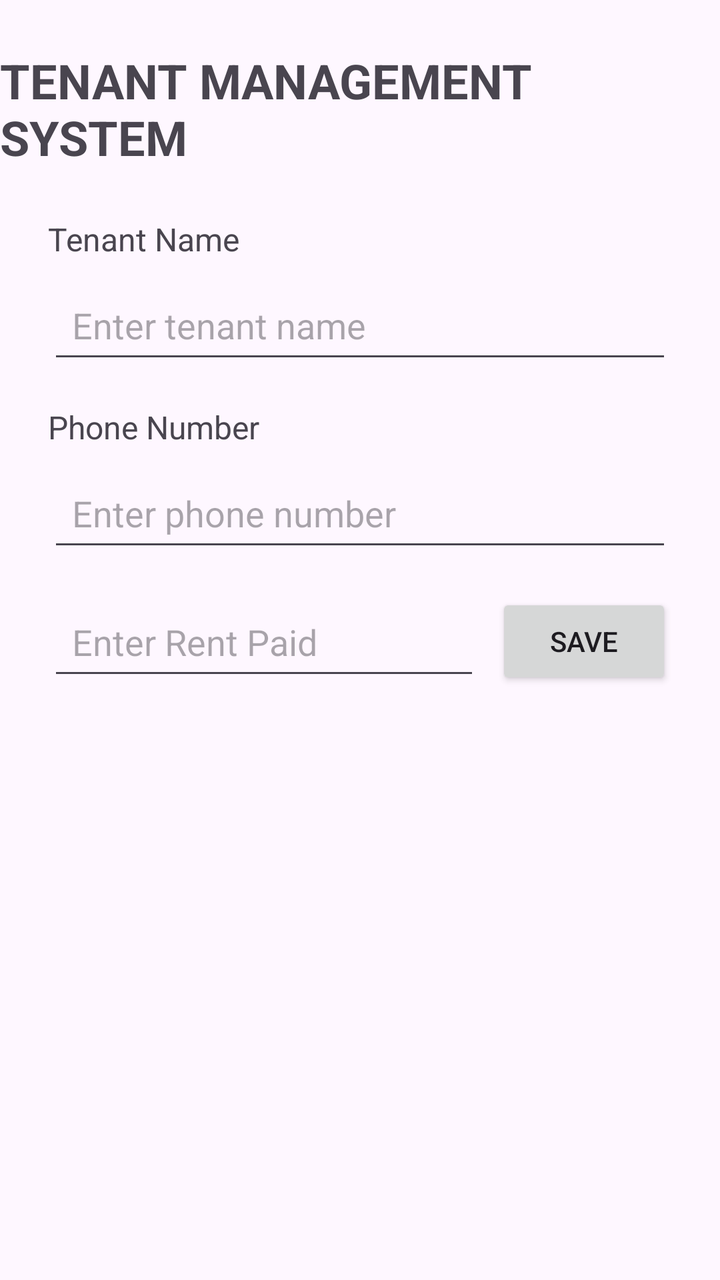
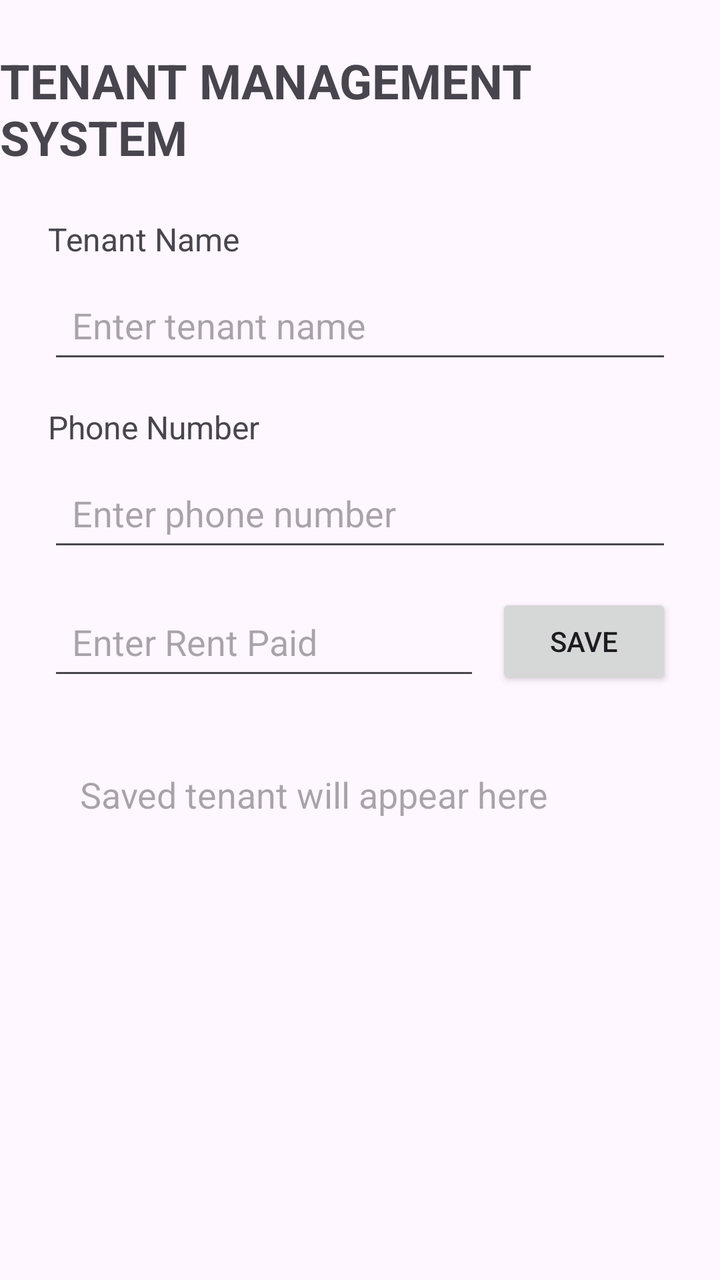

Before-and-after screenshots of an Android layout around one commit, followed by the original layout XML and the change that was made.
<!-- AndroidManifest.xml: application theme Theme.TenantManagementSystem -->
<!-- res/layout/activity_main.xml -->
<?xml version="1.0" encoding="utf-8"?>
<layout xmlns:android="http://schemas.android.com/apk/res/android"
    xmlns:app="http://schemas.android.com/apk/res-auto">

    <data>

        <variable
            name="tenant"
            type="com.example.tenantmanagementsystem.Tenant" />

    </data>

    <androidx.constraintlayout.widget.ConstraintLayout
        android:layout_width="match_parent"
        android:layout_height="match_parent">

        <TextView
            android:id="@+id/titleTextView"
            android:layout_width="wrap_content"
            android:layout_height="wrap_content"
            android:text="TENANT MANAGEMENT SYSTEM"
            android:textSize="24sp"
            android:textStyle="bold"
            android:layout_marginTop="24dp"
            app:layout_constraintTop_toTopOf="parent"
            app:layout_constraintStart_toStartOf="parent"
            app:layout_constraintEnd_toEndOf="parent" />

        <TextView
            android:id="@+id/tenantNameLabel"
            android:layout_width="wrap_content"
            android:layout_height="wrap_content"
            android:text="Tenant Name"
            android:textSize="16sp"
            android:layout_marginTop="24dp"
            android:layout_marginStart="24dp"
            app:layout_constraintTop_toBottomOf="@id/titleTextView"
            app:layout_constraintStart_toStartOf="parent" />

        <EditText
            android:id="@+id/tenantNameEditText"
            android:layout_width="0dp"
            android:layout_height="wrap_content"
            android:hint="Enter tenant name"
            android:minHeight="48dp"
            android:padding="12dp"
            android:layout_marginTop="8dp"
            android:layout_marginStart="24dp"
            android:layout_marginEnd="24dp"
            app:layout_constraintTop_toBottomOf="@id/tenantNameLabel"
            app:layout_constraintStart_toStartOf="parent"
            app:layout_constraintEnd_toEndOf="parent" />

        <TextView
            android:id="@+id/phoneLabel"
            android:layout_width="wrap_content"
            android:layout_height="wrap_content"
            android:text="Phone Number"
            android:textSize="16sp"
            android:layout_marginTop="16dp"
            android:layout_marginStart="24dp"
            app:layout_constraintTop_toBottomOf="@id/tenantNameEditText"
            app:layout_constraintStart_toStartOf="parent" />

        <EditText
            android:id="@+id/phoneEditText"
            android:layout_width="0dp"
            android:layout_height="wrap_content"
            android:hint="Enter phone number"
            android:inputType="phone"
            android:minHeight="48dp"
            android:padding="12dp"
            android:layout_marginTop="8dp"
            android:layout_marginStart="24dp"
            android:layout_marginEnd="24dp"
            app:layout_constraintTop_toBottomOf="@id/phoneLabel"
            app:layout_constraintStart_toStartOf="parent"
            app:layout_constraintEnd_toEndOf="parent" />

        <EditText
            android:id="@+id/rentEditText"
            android:layout_width="0dp"
            android:layout_height="wrap_content"
            android:hint="Enter Rent Paid"
            android:inputType="numberDecimal"
            android:minHeight="48dp"
            android:padding="12dp"
            android:layout_marginStart="24dp"
            android:layout_marginTop="16dp"
            android:layout_marginEnd="8dp"
            app:layout_constraintTop_toBottomOf="@id/phoneEditText"
            app:layout_constraintStart_toStartOf="parent"
            app:layout_constraintEnd_toStartOf="@id/saveButton" />

        <Button
            android:id="@+id/saveButton"
            android:layout_width="wrap_content"
            android:layout_height="wrap_content"
            android:text="SAVE"
            android:layout_marginEnd="24dp"
            app:layout_constraintTop_toTopOf="@id/rentEditText"
            app:layout_constraintEnd_toEndOf="parent" />

        <TextView
            android:id="@+id/tenantResultTextView"
            android:layout_width="0dp"
            android:layout_height="wrap_content"
            android:text='@{tenant != null ? "Tenant: " + tenant.name + "\nPhone: " + tenant.phone + "\nRent: KSh " + tenant.rent : "Saved tenant will appear here"}'
            android:textSize="18sp"
            android:padding="16dp"
            android:layout_margin="24dp"
            app:layout_constraintTop_toBottomOf="@id/rentEditText"
            app:layout_constraintStart_toStartOf="parent"
            app:layout_constraintEnd_toEndOf="parent" />

    </androidx.constraintlayout.widget.ConstraintLayout>

</layout>
<!-- resources referenced by this layout -->
<resources>
  <style name="Theme.TenantManagementSystem" parent="Base.Theme.TenantManagementSystem" />
  <style name="Base.Theme.TenantManagementSystem" parent="Theme.Material3.DayNight.NoActionBar">
          
          
      </style>
</resources>

<!-- the commit's change to res/layout/activity_main.xml (unified diff, before → after) -->
@@ -105,7 +105,8 @@
             android:id="@+id/tenantResultTextView"
             android:layout_width="0dp"
             android:layout_height="wrap_content"
-            android:text='@{tenant != null ? "Tenant: " + tenant.name + "\nPhone: " + tenant.phone + "\nRent: KSh " + tenant.rent : "Saved tenant will appear here"}'
+            android:text="@{tenant.summary()}"
+            android:hint="Saved tenant will appear here"
             android:textSize="18sp"
             android:padding="16dp"
             android:layout_margin="24dp"
